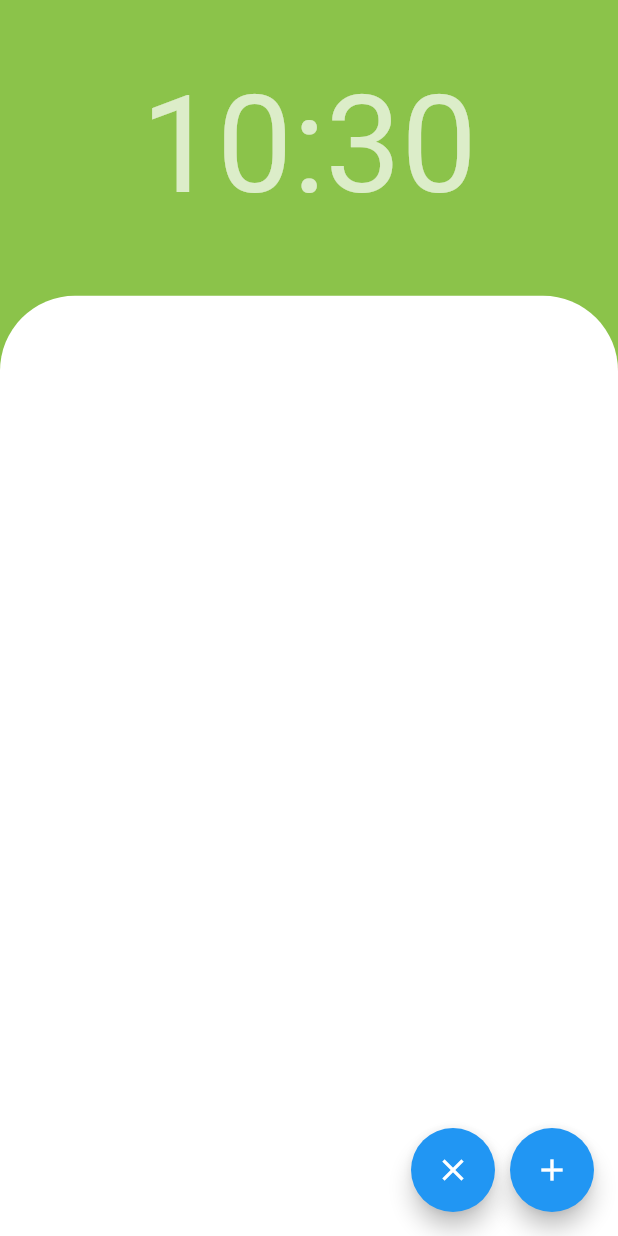
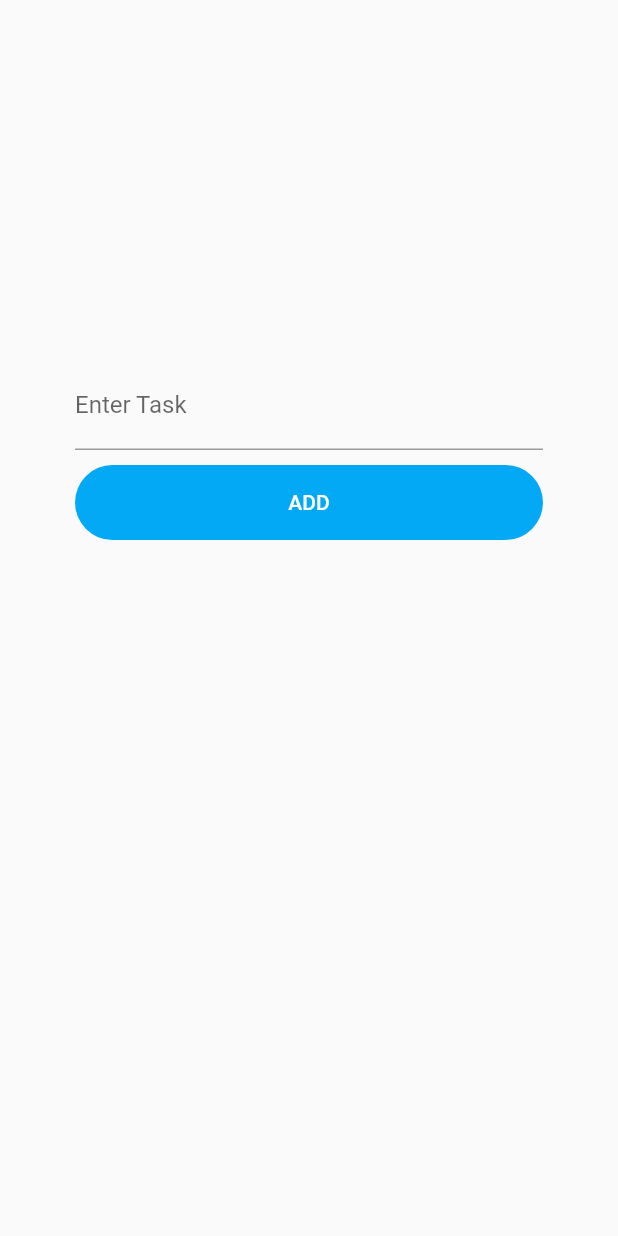
Before and after one commit to mohsinraza-fdev/TodoApp-Flutter, a Flutter app: the screen it shows after launch, after a tap on the "add" icon, on a phone screen of 412 x 824 dp. Run offline on Flutter 3.47's test engine with Material 2 defaults, Android fonts, the phone set to English and light mode, and no system bars.

Commit message:
Final Version

```diff
--- /dev/null
+++ b/lib/AddPage.dart
@@ -0,0 +1,61 @@
+import 'package:flutter/material.dart';
+import 'providers/list_provider.dart';
+import 'package:provider/provider.dart';
+
+class AddPage extends StatelessWidget {
+  final TextEditingController txt = TextEditingController();
+
+
+  @override
+  Widget build(BuildContext context) {
+    final size = MediaQuery.of(context).size;
+
+
+    return GestureDetector(
+      onTap: () => FocusManager.instance.primaryFocus?.unfocus(),
+      child: Scaffold(
+        body: Container(
+          alignment: Alignment.center,
+          width: size.width,
+          height: size.height,
+          child: Column(
+            mainAxisAlignment: MainAxisAlignment.start,
+            children: [
+              Container(child: TextField(
+                onEditingComplete: () {},
+                textInputAction: TextInputAction.done,
+                controller: txt,
+                autofocus: false,
+                decoration: InputDecoration(
+                  labelText: "Enter Task"
+                ),
+              ),
+                width: size.width-100,
+                height: 300,
+                alignment: Alignment.bottomCenter,
+              ),
+              Padding(
+                padding: const EdgeInsets.only(
+                  top: 10
+                ),
+                child: Container(
+                  child: TextButton(onPressed: () => {context.read<listitems>().addtask(txt.text),
+                  txt.clear()}, child: Text("ADD"), style: TextButton.styleFrom(
+                  primary: Colors.white,
+                )),
+                width: size.width-100,
+                height: 50,
+                decoration: BoxDecoration(borderRadius: BorderRadius.all(Radius.circular(25),
+
+                ),
+                color: Colors.lightBlue,
+                ),),
+              ),
+            ],
+          ),
+
+        ),
+      ),
+    );
+  }
+}
--- a/lib/HomePage.dart
+++ b/lib/HomePage.dart
@@ -1,6 +1,7 @@
 import 'package:flutter/material.dart';
 import 'package:provider/provider.dart';
 import 'providers/time_provider.dart';
+import 'providers/list_provider.dart';
 import 'ItemList.dart';
 import 'dart:async';
 
@@ -10,35 +11,56 @@ class MyHomePage extends StatelessWidget {
 
   @override
   Widget build(BuildContext context) {
+
+
     Timer.periodic(Duration(seconds: 1), (timer) {
     context.read<Time>().time();
    });
+
+
     final size = MediaQuery.of(context).size;
-    var date = DateTime.now();
-    String middle = ":";
+    final orien = MediaQuery.of(context).orientation;
+    final height = size.height - 80;
     String time = context.watch<Time>().timeout;
+    double x = 90;
+    double y = 15;
+
+    if (orien == Orientation.landscape) {
+      x = 40;
+      y = 0;
+    } else {
+      x = 90;
+      y = 15;
+    }
 
 
     return Scaffold(
+      appBar: AppBar(
+        title: Text('TODO APP', style: TextStyle(fontWeight: FontWeight.w500,),),
+        elevation: 0,
+        backgroundColor: Colors.lightGreen,
+        leading: Icon(Icons.menu),
+      ),
       floatingActionButton: Row(
         mainAxisAlignment: MainAxisAlignment.end,
         children: [
           FloatingActionButton(
-            onPressed: () => {},
+            heroTag: "a",
+            onPressed: () => context.read<listitems>().reset(),
             child: Icon(Icons.clear)
           ),
           SizedBox(
             width: 10,
           ),
           FloatingActionButton(
-            onPressed: () => {},
+            onPressed: () => {Navigator.pushNamed(context, '/add')},
             child: Icon(Icons.add)
           ),
         ],
       ),
       backgroundColor: Colors.white,
       body: Container(
-        height: size.height,
+        height: height,
         width: size.width,
         child: Row(
           mainAxisAlignment: MainAxisAlignment.center,
@@ -53,14 +75,14 @@ class MyHomePage extends StatelessWidget {
                 children: [
                     Container(
                       width: size.width,
-                      height: size.height,
+                      height: height,
                     ),
                     Container(
                       alignment: Alignment.topCenter,
                       width: size.width,
-                      height: size.height * 0.4,
+                      height: (height * 0.4),
                       color: Colors.lightGreen,
-                      child: Padding(padding:EdgeInsets.fromLTRB(0, 45, 0, 0) ,child: Text("$time", style: TextStyle(color: Colors.white.withOpacity(0.7), fontSize: 90),)),
+                      child: Padding(padding:EdgeInsets.fromLTRB(0, y, 0, 0) ,child: Text("$time", style: TextStyle(color: Colors.white.withOpacity(0.7), fontSize: x),)),
                     ),
                     Positioned(
                       bottom: 0,
@@ -68,7 +90,7 @@ class MyHomePage extends StatelessWidget {
                         alignment: Alignment.topCenter,
                         child: ItemList(),
                         width: size.width,
-                        height: (size.height * 0.70) + 50,
+                        height: (height * 0.70) + 50,
                         decoration: BoxDecoration(
                           color: Colors.white,
                           shape: BoxShape.rectangle,
--- a/lib/ItemList.dart
+++ b/lib/ItemList.dart
@@ -1,14 +1,36 @@
+import 'dart:math';
+
 import 'package:flutter/material.dart';
+import 'package:provider/provider.dart';
+import 'providers/list_provider.dart';
 
 class ItemList extends StatelessWidget {
   const ItemList({ Key key }) : super(key: key);
 
   @override
   Widget build(BuildContext context) {
-    return ListView(
-      children: [
+    List items = context.watch<listitems>().tasklist;
+    return ListView.builder(
+        itemCount: items.length,
+        itemBuilder: (context, index){
+          return Padding(
+            child: Dismissible(
+              key: Key(items[index]),
+              onDismissed: (direction) {
+                context.read<listitems>().remove(index);
+              },
+              child: ListTile(
+                title: Text(items[index]),
+                trailing: IconButton(
+                  icon: Icon(Icons.circle),
+                  onPressed: () => {},
+                ),
+                ),
+            ),
+            padding: EdgeInsets.fromLTRB(20, 0, 5, 0)
+            );
+        },
 
-      ],
-    );
+      );
   }
 }
--- a/lib/main.dart
+++ b/lib/main.dart
@@ -1,11 +1,15 @@
+import 'package:app/ItemList.dart';
 import 'package:flutter/material.dart';
 import 'package:provider/provider.dart';
 import 'HomePage.dart';
 import 'providers/time_provider.dart';
+import 'providers/list_provider.dart';
+import 'AddPage.dart';
 
 void main() {
   runApp(MultiProvider(providers: [
-        ChangeNotifierProvider(create:  (_) => Time())
+        ChangeNotifierProvider(create: (_) => Time()),
+        ChangeNotifierProvider(create: (_) => listitems())
       ],
       child: MyApp(),
     )
@@ -20,6 +24,7 @@ class MyApp extends StatelessWidget {
       initialRoute: "/",
       routes: {
         '/': (context) => MyHomePage(),
+        '/add': (context) => AddPage()
       },
     );
   }
--- /dev/null
+++ b/lib/providers/list_provider.dart
@@ -0,0 +1,25 @@
+import 'package:flutter/material.dart';
+
+class listitems extends ChangeNotifier{
+  List _tasklist = [];
+  List get tasklist => _tasklist;
+
+  void addtask(y) {
+    if (y != '') {
+      _tasklist.add('$y');
+    }
+    notifyListeners();
+  }
+
+  void reset() {
+    _tasklist = [];
+
+    notifyListeners();
+  }
+
+  void remove(i) {
+    _tasklist.removeAt(i);
+
+    notifyListeners();
+  }
+}
```
Also changed, not shown: 1 other file.
